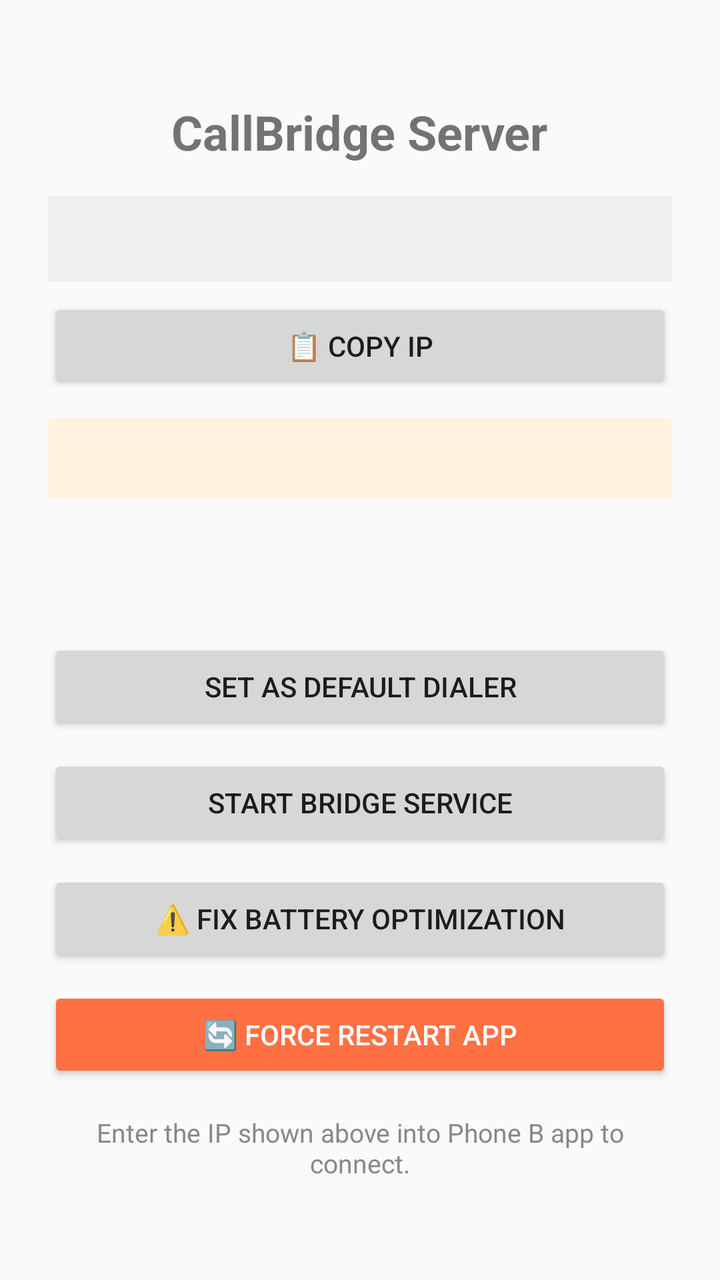
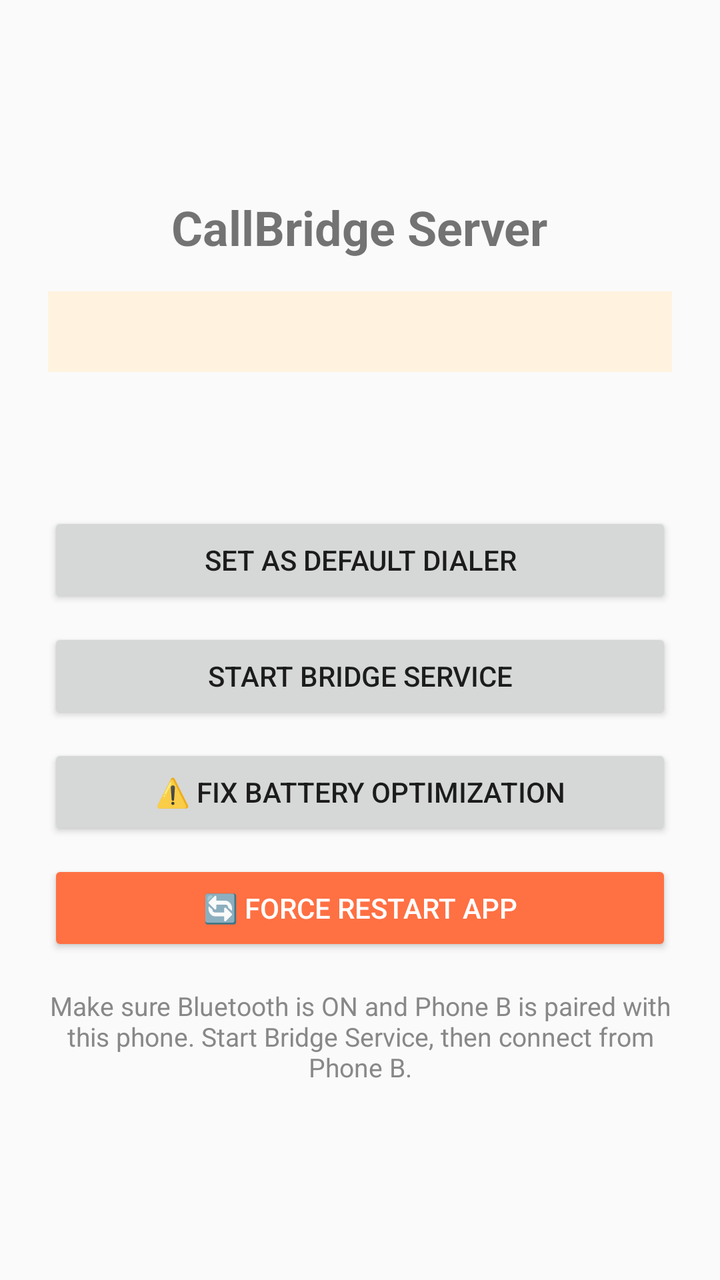

The first picture is an Android layout as it rendered before a commit; the second is the same layout after the commit. The layout source and the unified diff follow.
<!-- AndroidManifest.xml: application theme AppTheme -->
<!-- res/layout/activity_main.xml -->
<?xml version="1.0" encoding="utf-8"?>
<LinearLayout xmlns:android="http://schemas.android.com/apk/res/android"
    android:layout_width="match_parent"
    android:layout_height="match_parent"
    android:orientation="vertical"
    android:padding="24dp"
    android:gravity="center">

    <TextView
        android:text="CallBridge Server"
        android:layout_width="wrap_content"
        android:layout_height="wrap_content"
        android:textSize="24sp"
        android:textStyle="bold"
        android:layout_marginBottom="16dp" />

    <TextView
        android:id="@+id/tvIp"
        android:layout_width="match_parent"
        android:layout_height="wrap_content"
        android:textSize="14sp"
        android:padding="12dp"
        android:background="#F0F0F0"
        android:fontFamily="monospace"
        android:layout_marginBottom="8dp" />

    <Button
        android:id="@+id/btnCopyIp"
        android:layout_width="match_parent"
        android:layout_height="wrap_content"
        android:text="📋 Copy IP"
        android:layout_marginBottom="12dp" />

    <TextView
        android:id="@+id/tvConnectionStatus"
        android:layout_width="match_parent"
        android:layout_height="wrap_content"
        android:textSize="15sp"
        android:padding="10dp"
        android:background="#FFF3E0"
        android:gravity="center"
        android:layout_marginBottom="4dp" />

    
    <TextView
        android:id="@+id/tvBtListenStatus"
        android:layout_width="match_parent"
        android:layout_height="wrap_content"
        android:textSize="12sp"
        android:gravity="center"
        android:textColor="#888888"
        android:layout_marginBottom="12dp" />

    <TextView
        android:id="@+id/tvStatus"
        android:layout_width="match_parent"
        android:layout_height="wrap_content"
        android:textSize="16sp"
        android:layout_marginBottom="16dp"
        android:gravity="center" />

    <Button
        android:id="@+id/btnSetDialer"
        android:layout_width="match_parent"
        android:layout_height="wrap_content"
        android:text="Set as Default Dialer"
        android:layout_marginBottom="10dp" />

    <Button
        android:id="@+id/btnStartService"
        android:layout_width="match_parent"
        android:layout_height="wrap_content"
        android:text="Start Bridge Service"
        android:layout_marginBottom="10dp" />

    <Button
        android:id="@+id/btnBatteryFix"
        android:layout_width="match_parent"
        android:layout_height="wrap_content"
        android:text="⚠️ Fix Battery Optimization"
        android:layout_marginBottom="10dp" />

    <Button
        android:id="@+id/btnRestartApp"
        android:layout_width="match_parent"
        android:layout_height="wrap_content"
        android:text="🔄 Force Restart App"
        android:backgroundTint="#FF7043"
        android:textColor="#FFFFFF" />

    <TextView
        android:layout_width="match_parent"
        android:layout_height="wrap_content"
        android:text="Enter the IP shown above into Phone B app to connect."
        android:textSize="13sp"
        android:layout_marginTop="16dp"
        android:gravity="center"
        android:textColor="#888888" />

</LinearLayout>
<!-- resources referenced by this layout -->
<resources>
  <style name="AppTheme" parent="Theme.AppCompat.Light.DarkActionBar">
          <item name="colorPrimary">#1976D2</item>
          <item name="colorPrimaryDark">#1565C0</item>
          <item name="colorAccent">#FF5722</item>
      </style>
</resources>

<!-- the commit's change to res/layout/activity_main.xml (unified diff, before → after) -->
@@ -15,23 +15,6 @@
         android:layout_marginBottom="16dp" />
 
     <TextView
-        android:id="@+id/tvIp"
-        android:layout_width="match_parent"
-        android:layout_height="wrap_content"
-        android:textSize="14sp"
-        android:padding="12dp"
-        android:background="#F0F0F0"
-        android:fontFamily="monospace"
-        android:layout_marginBottom="8dp" />
-
-    <Button
-        android:id="@+id/btnCopyIp"
-        android:layout_width="match_parent"
-        android:layout_height="wrap_content"
-        android:text="📋 Copy IP"
-        android:layout_marginBottom="12dp" />
-
-    <TextView
         android:id="@+id/tvConnectionStatus"
         android:layout_width="match_parent"
         android:layout_height="wrap_content"
@@ -41,7 +24,6 @@
         android:gravity="center"
         android:layout_marginBottom="4dp" />
 
-    
     <TextView
         android:id="@+id/tvBtListenStatus"
         android:layout_width="match_parent"
@@ -91,7 +73,7 @@
     <TextView
         android:layout_width="match_parent"
         android:layout_height="wrap_content"
-        android:text="Enter the IP shown above into Phone B app to connect."
+        android:text="Make sure Bluetooth is ON and Phone B is paired with this phone. Start Bridge Service, then connect from Phone B."
         android:textSize="13sp"
         android:layout_marginTop="16dp"
         android:gravity="center"
